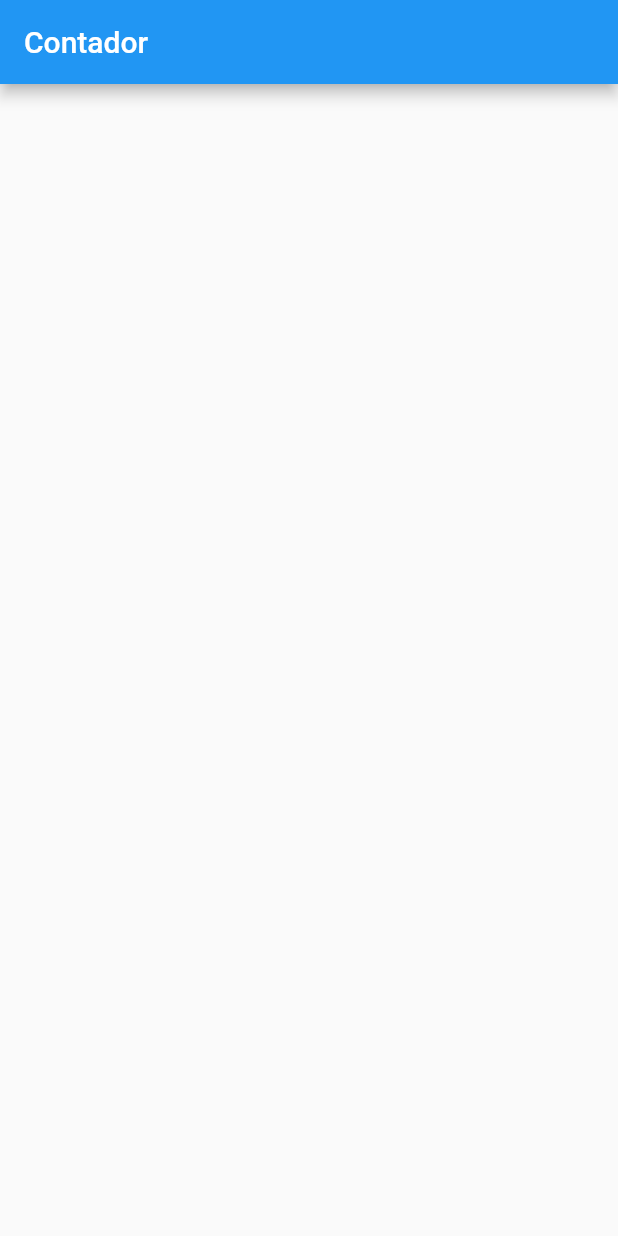
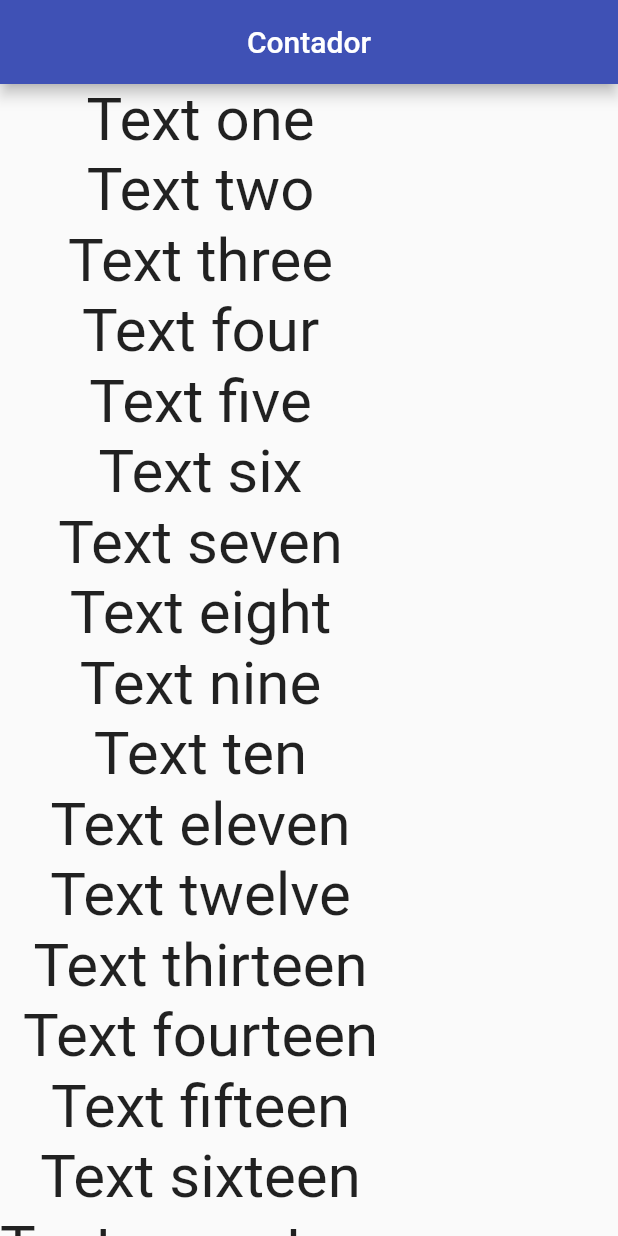
Before and after one commit to alm9/Counter, a Flutter app: the screen it shows after launch, on a phone screen of 412 x 824 dp. Run offline on Flutter 3.47's test engine with Material 2 defaults, Android fonts, the phone set to English and light mode, and no system bars.

Commit message:
created a body with a list in a Column, but it is OVERFLOWING!!! TODO: How to solve?

```diff
--- a/lib/counter.dart
+++ b/lib/counter.dart
@@ -11,9 +11,32 @@ class _CounterState extends State<Counter> {
     return Scaffold(
       appBar: AppBar(
         title: Text("Contador"),
+        centerTitle: true,
+        backgroundColor: Colors.indigo,
+      ),
+      body: Column(
+        children: [
+          Text("Text one", style: TextStyle(fontSize: 40)),
+          Text("Text two", style: TextStyle(fontSize: 40)),
+          Text("Text three", style: TextStyle(fontSize: 40)),
+          Text("Text four", style: TextStyle(fontSize: 40)),
+          Text("Text five", style: TextStyle(fontSize: 40)),
+          Text("Text six", style: TextStyle(fontSize: 40)),
+          Text("Text seven", style: TextStyle(fontSize: 40)),
+          Text("Text eight", style: TextStyle(fontSize: 40)),
+          Text("Text nine", style: TextStyle(fontSize: 40)),
+          Text("Text ten", style: TextStyle(fontSize: 40)),
+          Text("Text eleven", style: TextStyle(fontSize: 40)),
+          Text("Text twelve", style: TextStyle(fontSize: 40)),
+          Text("Text thirteen", style: TextStyle(fontSize: 40)),
+          Text("Text fourteen", style: TextStyle(fontSize: 40)),
+          Text("Text fifteen", style: TextStyle(fontSize: 40)),
+          Text("Text sixteen", style: TextStyle(fontSize: 40)),
+          Text("Text seventeen", style: TextStyle(fontSize: 40)),
+          Text("Text eighteen", style: TextStyle(fontSize: 40)),
+          Text("Text nineteen", style: TextStyle(fontSize: 40),)
+        ],
       ),
     );
   }
 }
-
-//instead of Container, used the component Scaffold
```
